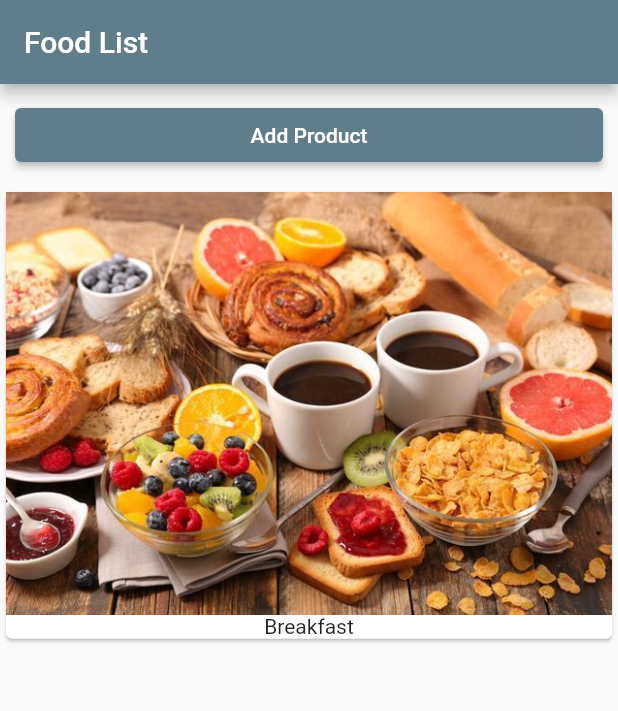
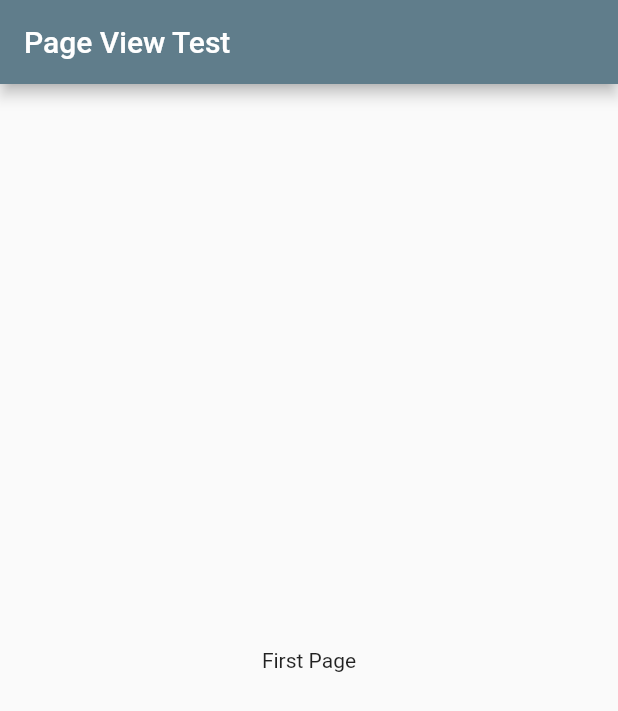
Before and after one commit to DogodaDozo/First-Flutter-App, a Flutter app: the screen it shows after launch, on a phone screen of 412 x 824 dp. Shown: the top 711 px of the screen. Run offline on Flutter 3.47's test engine with Material 2 defaults, Android fonts, the phone set to English and light mode, and no system bars.

Commit message:
Add of the Page View
Add of the Page View in order to test the feature.

```diff
--- a/First app/flutter_application_1/lib/main.dart
+++ b/First app/flutter_application_1/lib/main.dart
@@ -1,6 +1,6 @@
 import 'package:flutter/material.dart';
 
-import './product_manager.dart';
+import 'page_control.dart';
 
 void main() {
   runApp(MyApp());
@@ -13,8 +13,10 @@ class MyApp extends StatelessWidget {
     return MaterialApp(
       theme: ThemeData(primarySwatch: Colors.blueGrey),
       home: Scaffold(
-        appBar: AppBar(title: Text('Food List')),
-        body: ProductManager(firstProduct: 'Breakfast'),
+        appBar: AppBar(
+          title: Text('Page View Test'),
+        ),
+        body: PageControl(),
       ),
     );
   }
--- /dev/null
+++ b/First app/flutter_application_1/lib/page_control.dart
@@ -0,0 +1,26 @@
+import 'package:flutter/material.dart';
+
+import './product_manager.dart';
+
+class PageControl extends StatelessWidget {
+  final PageController controller = PageController(initialPage: 0);
+
+  @override
+  Widget build(BuildContext context) {
+        return PageView(
+          scrollDirection: Axis.horizontal,
+          controller: controller,
+          children: <Widget>[
+            Center(
+              child: Text('First Page'),
+            ),
+            Center(
+              child: ProductManager(firstProduct: 'Breakfast'),
+            ),
+            Center(
+              child: Text('Third Page'),
+            )
+          ],
+        );
+  }
+}
```
